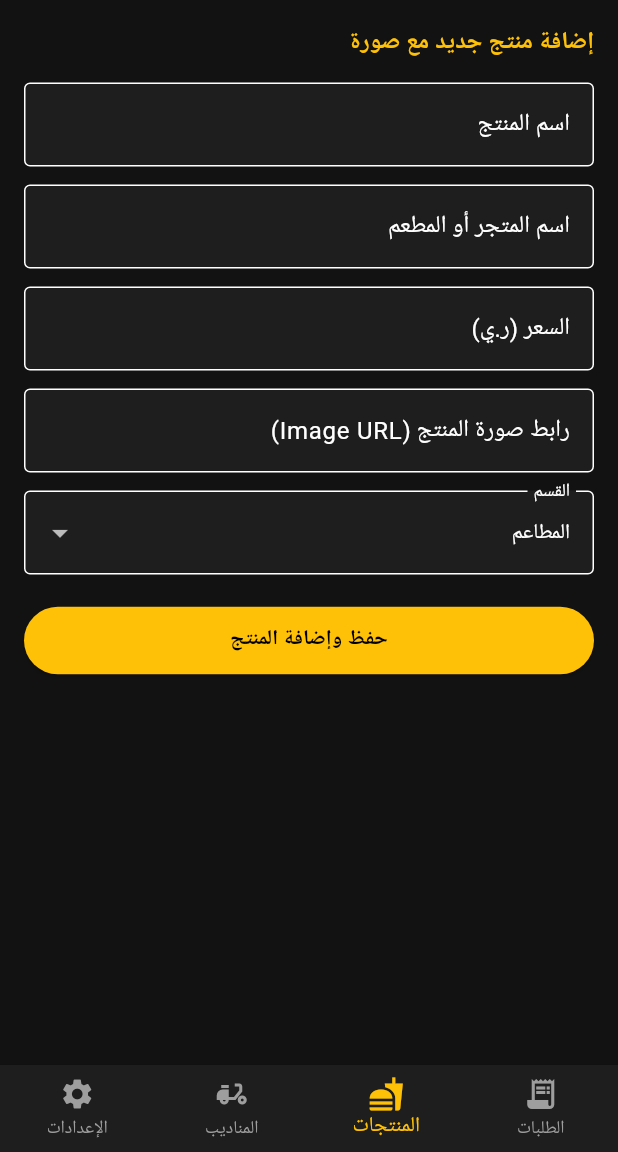
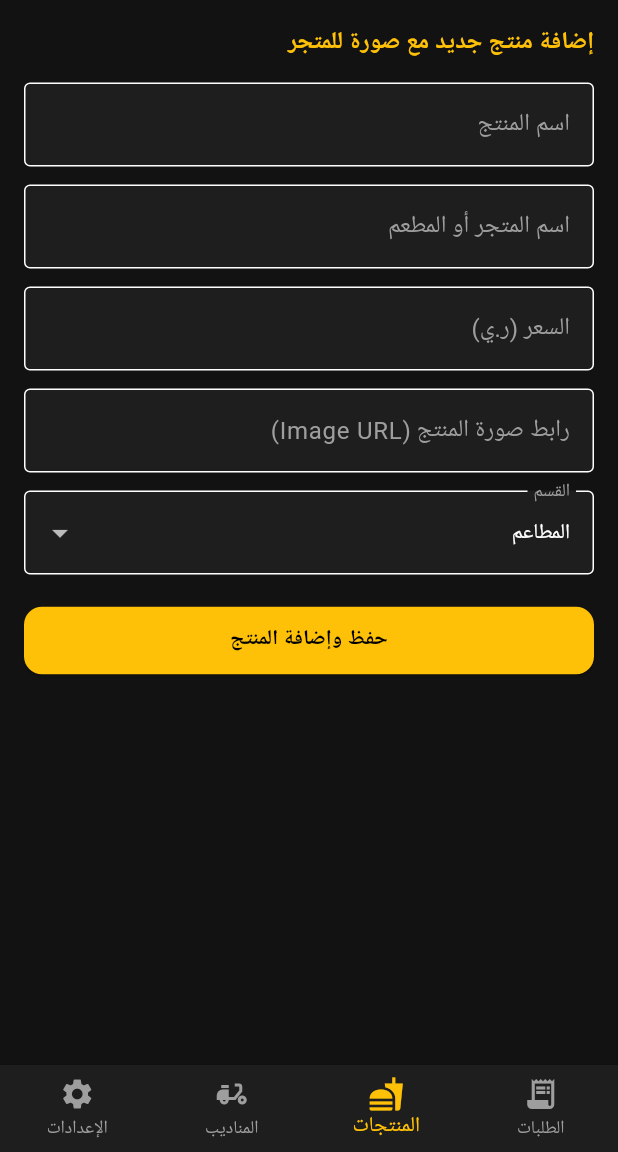
Before and after one commit to maee12341122-ship-it/Fast, a Flutter app: the AdminScreen screen opened directly, item 2 of the bottom bar chosen, after a tap on "حفظ وإضافة المنتج", on a phone screen of 412 x 824 dp, the part 84-1236 px from its top. Run offline on Flutter 3.47's test engine with Material 3 defaults, Android fonts, the phone set to English and light mode, and no system bars; our stand-ins replace flutter_map, geolocator, google_maps_flutter, latlong2, permission_handler, share_plus and 2 more; accounts and stored records are empty.

Commit message:
Update admin_screen.dart

```diff
--- a/Fast/lib/screens/admin_screen.dart
+++ b/Fast/lib/screens/admin_screen.dart
@@ -17,7 +17,7 @@ class _AdminScreenState extends State<AdminScreen> {
   final TextEditingController _productNameController = TextEditingController();
   final TextEditingController _restaurantNameController = TextEditingController();
   final TextEditingController _priceController = TextEditingController();
-  final TextEditingController _imageUrlController = TextEditingController(); // 👈 حقل صورة المنتج
+  final TextEditingController _imageUrlController = TextEditingController(); // 👈 حقل رابط صورة المنتج الجديد
   String _selectedCategory = 'المطاعم';
 
   final TextEditingController _courierNameController = TextEditingController();
@@ -32,7 +32,7 @@ class _AdminScreenState extends State<AdminScreen> {
     _productNameController.dispose();
     _restaurantNameController.dispose();
     _priceController.dispose();
-    _imageUrlController.dispose();
+    _imageUrlController.dispose(); // 👈 تنظيف وحدة التحكم للصورة
     _courierNameController.dispose();
     _courierPhoneController.dispose();
     _courierUsernameController.dispose();
@@ -120,12 +120,12 @@ class _AdminScreenState extends State<AdminScreen> {
         final arabicStatus = _getArabicStatus(rawStatus);
         final assignedCourier = order['assigned_courier']?.toString() ?? 'لم يتم التعيين';
 
-        // تفاصيل الدفع
+        // 👈 جلب بيانات طريقة الدفع ورقم الحساب لعرضها للمشرف
         final paymentMethod = order['payment_method'] ?? 'cash';
         final paymentAccount = order['payment_account'] ?? '';
         final paymentDisplay = paymentMethod == 'cash'
             ? '💵 نقداً عند الاستلام'
-            : '💳 محفظة إلكترونية ($paymentMethod) - الحساب: $paymentAccount';
+            : '💳 محفظة ($paymentMethod) - حساب: $paymentAccount';
 
         final bool isLocked = rawStatus != 'waitingForPricing' && rawStatus != 'pricingSentToCustomer';
 
@@ -170,42 +170,61 @@ class _AdminScreenState extends State<AdminScreen> {
                 const SizedBox(height: 4),
                 Text('💰 سعر المنتجات: ${order['products_total']} ر.ي', style: const TextStyle(color: Colors.white70, fontSize: 13)),
                 const SizedBox(height: 4),
-                // 👈 عرض طريقة الدفع للمشرف
+                // 👈 عرض طريقة الدفع للمشرف بوضوح
                 Container(
                   margin: const EdgeInsets.symmetric(vertical: 4),
                   padding: const EdgeInsets.all(6),
                   decoration: BoxDecoration(color: Colors.blueGrey.withOpacity(0.2), borderRadius: BorderRadius.circular(8)),
-                  child: Text('💳 طريقة الدفع: $paymentDisplay', style: const TextStyle(color: Colors.amberAccent, fontSize: 12, fontWeight: FontWeight.bold)),
+                  child: Text('طريقة الدفع: $paymentDisplay', style: const TextStyle(color: Colors.amberAccent, fontSize: 12, fontWeight: FontWeight.bold)),
                 ),
-                Text('🛵 المندوب الحالي: $assignedCourier', style: const TextStyle(color: Colors.white70, fontSize: 13)),
+                Text('🛵 المندوب الحالي: $assignedCourier', style: const TextStyle(color: Colors.amberAccent, fontSize: 13, fontWeight: FontWeight.bold)),
                 const SizedBox(height: 12),
 
                 Row(
                   children: [
                     Expanded(
                       child: ElevatedButton.icon(
-                        style: ElevatedButton.styleFrom(backgroundColor: Colors.blueGrey[800], foregroundColor: Colors.white),
+                        style: ElevatedButton.styleFrom(
+                          backgroundColor: Colors.blueGrey[800],
+                          foregroundColor: Colors.white,
+                          shape: RoundedRectangleBorder(borderRadius: BorderRadius.circular(10)),
+                        ),
                         icon: const Icon(Icons.chat, size: 16, color: Colors.amber),
                         label: const Text('شات العميل', style: TextStyle(fontSize: 12)),
                         onPressed: () {
-                          Navigator.push(context, MaterialPageRoute(builder: (_) => ChatScreen(orderId: orderId, userRole: 'admin', targetChat: 'admin_customer')));
+                          Navigator.push(
+                            context,
+                            MaterialPageRoute(
+                              builder: (_) => ChatScreen(orderId: orderId, userRole: 'admin', targetChat: 'admin_customer'),
+                            ),
+                          );
                         },
                       ),
                     ),
                     const SizedBox(width: 8),
                     Expanded(
                       child: ElevatedButton.icon(
-                        style: ElevatedButton.styleFrom(backgroundColor: Colors.indigo[900], foregroundColor: Colors.white),
+                        style: ElevatedButton.styleFrom(
+                          backgroundColor: Colors.indigo[900],
+                          foregroundColor: Colors.white,
+                          shape: RoundedRectangleBorder(borderRadius: BorderRadius.circular(10)),
+                        ),
                         icon: const Icon(Icons.delivery_dining, size: 16, color: Colors.amber),
                         label: const Text('شات المندوب', style: TextStyle(fontSize: 12)),
                         onPressed: () {
-                          Navigator.push(context, MaterialPageRoute(builder: (_) => ChatScreen(orderId: orderId, userRole: 'admin', targetChat: 'admin_courier')));
+                          Navigator.push(
+                            context,
+                            MaterialPageRoute(
+                              builder: (_) => ChatScreen(orderId: orderId, userRole: 'admin', targetChat: 'admin_courier'),
+                            ),
+                          );
                         },
                       ),
                     ),
                   ],
                 ),
                 const SizedBox(height: 14),
+
                 Row(
                   children: [
                     Expanded(
@@ -235,7 +254,9 @@ class _AdminScreenState extends State<AdminScreen> {
                           fillColor: const Color(0xFF121212),
                           border: const OutlineInputBorder(),
                         ),
-                        value: appState.couriers.any((c) => c['name'] == order['assigned_courier']) ? order['assigned_courier'] : null,
+                        value: appState.couriers.any((c) => c['name'] == order['assigned_courier'])
+                            ? order['assigned_courier']
+                            : null,
                         items: appState.couriers.map<DropdownMenuItem<String>>((courier) {
                           return DropdownMenuItem<String>(
                             value: courier['name'].toString(),
@@ -256,6 +277,7 @@ class _AdminScreenState extends State<AdminScreen> {
                   style: ElevatedButton.styleFrom(
                     backgroundColor: isLocked ? Colors.grey[800] : Colors.amber,
                     minimumSize: const Size(double.infinity, 44),
+                    shape: RoundedRectangleBorder(borderRadius: BorderRadius.circular(12)),
                   ),
                   onPressed: isLocked ? null : () {
                     final fee = double.tryParse(_feeControllers[orderId]?.text ?? '0') ?? 0.0;
@@ -285,22 +307,22 @@ class _AdminScreenState extends State<AdminScreen> {
       padding: const EdgeInsets.all(16.0),
       child: ListView(
         children: [
-          const Text('إضافة منتج جديد مع صورة', style: TextStyle(color: Colors.amber, fontSize: 16, fontWeight: FontWeight.bold)),
+          const Text('إضافة منتج جديد مع صورة للمتجر', style: TextStyle(color: Colors.amber, fontSize: 16, fontWeight: FontWeight.bold)),
           const SizedBox(height: 15),
-          TextField(controller: _productNameController, style: const TextStyle(color: Colors.white), decoration: const InputDecoration(labelText: 'اسم المنتج', filled: true, fillColor: Color(0xFF1E1E1E), border: OutlineInputBorder())),
+          TextField(controller: _productNameController, style: const TextStyle(color: Colors.white), decoration: const InputDecoration(labelText: 'اسم المنتج', labelStyle: TextStyle(color: Colors.grey), filled: true, fillColor: Color(0xFF1E1E1E), border: OutlineInputBorder())),
           const SizedBox(height: 12),
-          TextField(controller: _restaurantNameController, style: const TextStyle(color: Colors.white), decoration: const InputDecoration(labelText: 'اسم المتجر أو المطعم', filled: true, fillColor: Color(0xFF1E1E1E), border: OutlineInputBorder())),
+          TextField(controller: _restaurantNameController, style: const TextStyle(color: Colors.white), decoration: const InputDecoration(labelText: 'اسم المتجر أو المطعم', labelStyle: TextStyle(color: Colors.grey), filled: true, fillColor: Color(0xFF1E1E1E), border: OutlineInputBorder())),
           const SizedBox(height: 12),
-          TextField(controller: _priceController, keyboardType: TextInputType.number, style: const TextStyle(color: Colors.white), decoration: const InputDecoration(labelText: 'السعر (ر.ي)', filled: true, fillColor: Color(0xFF1E1E1E), border: OutlineInputBorder())),
+          TextField(controller: _priceController, keyboardType: TextInputType.number, style: const TextStyle(color: Colors.white), decoration: const InputDecoration(labelText: 'السعر (ر.ي)', labelStyle: TextStyle(color: Colors.grey), filled: true, fillColor: Color(0xFF1E1E1E), border: OutlineInputBorder())),
           const SizedBox(height: 12),
           // 👈 حقل رابط صورة المنتج الجديد
-          TextField(controller: _imageUrlController, style: const TextStyle(color: Colors.white), decoration: const InputDecoration(labelText: 'رابط صورة المنتج (Image URL)', filled: true, fillColor: Color(0xFF1E1E1E), border: OutlineInputBorder())),
+          TextField(controller: _imageUrlController, style: const TextStyle(color: Colors.white), decoration: const InputDecoration(labelText: 'رابط صورة المنتج (Image URL)', labelStyle: TextStyle(color: Colors.grey), filled: true, fillColor: Color(0xFF1E1E1E), border: OutlineInputBorder())),
           const SizedBox(height: 12),
           DropdownButtonFormField<String>(
             dropdownColor: const Color(0xFF1E1E1E),
             style: const TextStyle(color: Colors.white),
             value: _selectedCategory,
-            decoration: const InputDecoration(labelText: 'القسم', filled: true, fillColor: Color(0xFF1E1E1E), border: OutlineInputBorder()),
+            decoration: const InputDecoration(labelText: 'القسم', labelStyle: TextStyle(color: Colors.grey), filled: true, fillColor: Color(0xFF1E1E1E), border: OutlineInputBorder()),
             items: ['المطاعم', 'البقالات', 'الخضار والفواكه', 'الصيدلية الآمنة', 'هدايا واكسسوارات'].map((cat) {
               return DropdownMenuItem(value: cat, child: Text(cat, style: const TextStyle(color: Colors.white)));
             }).toList(),
@@ -308,7 +330,7 @@ class _AdminScreenState extends State<AdminScreen> {
           ),
           const SizedBox(height: 20),
           ElevatedButton(
-            style: ElevatedButton.styleFrom(backgroundColor: Colors.amber, minimumSize: const Size(double.infinity, 45)),
+            style: ElevatedButton.styleFrom(backgroundColor: Colors.amber, minimumSize: const Size(double.infinity, 45), shape: RoundedRectangleBorder(borderRadius: BorderRadius.circular(12))),
             onPressed: () {
               if (_productNameController.text.isNotEmpty && _priceController.text.isNotEmpty) {
                 final newProduct = ProductModel(
@@ -318,13 +340,13 @@ class _AdminScreenState extends State<AdminScreen> {
                   price: double.tryParse(_priceController.text) ?? 0.0,
                   category: _selectedCategory,
                   available: true,
-                  imageUrl: _imageUrlController.text.trim(), // 👈 تخزين رابط الصورة
+                  imageUrl: _imageUrlController.text.trim(), // 👈 حفظ رابط الصورة
                 );
                 appState.addProduct(newProduct);
                 _productNameController.clear();
                 _restaurantNameController.clear();
                 _priceController.clear();
-                _imageUrlController.clear();
+                _imageUrlController.clear(); // 👈 مسح حقل الصورة بعد الحفظ
                 ScaffoldMessenger.of(context).showSnackBar(const SnackBar(content: Text('تمت إضافة المنتج مع الصورة بنجاح! ✅')));
               }
             },
@@ -359,6 +381,7 @@ class _AdminScreenState extends State<AdminScreen> {
               return Card(
                 color: const Color(0xFF1E1E1E),
                 margin: const EdgeInsets.symmetric(vertical: 6),
+                shape: RoundedRectangleBorder(borderRadius: BorderRadius.circular(14), side: BorderSide(color: Colors.amber.withOpacity(0.3))),
                 child: Padding(
                   padding: const EdgeInsets.all(14.0),
                   child: Column(
@@ -371,13 +394,15 @@ class _AdminScreenState extends State<AdminScreen> {
                           Container(
                             padding: const EdgeInsets.symmetric(horizontal: 8, vertical: 4),
                             decoration: BoxDecoration(color: Colors.amber.withOpacity(0.2), borderRadius: BorderRadius.circular(8)),
-                            child: Text('العمولة: ${adminCommission.toStringAsFixed(0)} ر.ي', style: const TextStyle(color: Colors.amber, fontWeight: FontWeight.bold)),
+                            child: Text('العمولة: ${adminCommission.toStringAsFixed(0)} ر.ي', style: const TextStyle(color: Colors.amber, fontWeight: FontWeight.bold, fontSize: 13)),
                           ),
                         ],
                       ),
                       const Divider(color: Colors.white12),
+                      Text('📞 الهاتف: ${courier['phone'] ?? 'غير محدد'}', style: const TextStyle(color: Colors.white70, fontSize: 13)),
                       Text('📦 الطلبات المكتملة: $completedOrdersCount', style: const TextStyle(color: Colors.white70, fontSize: 13)),
                       Text('💰 إجمالي دخل التوصيل: ${totalDeliveryFees.toStringAsFixed(0)} ر.ي', style: const TextStyle(color: Colors.white70, fontSize: 13)),
+                      const SizedBox(height: 6),
                       Text('📌 المبلغ الواجب تسليمه للإدارة (20%): ${adminCommission.toStringAsFixed(0)} ر.ي', style: const TextStyle(color: Colors.greenAccent, fontWeight: FontWeight.bold, fontSize: 13)),
                     ],
                   ),
@@ -389,16 +414,16 @@ class _AdminScreenState extends State<AdminScreen> {
           const SizedBox(height: 10),
           const Text('إضافة مندوب توصيل جديد', style: TextStyle(color: Colors.amber, fontSize: 16, fontWeight: FontWeight.bold)),
           const SizedBox(height: 15),
-          TextField(controller: _courierNameController, style: const TextStyle(color: Colors.white), decoration: const InputDecoration(labelText: 'اسم المندوب الكامل', filled: true, fillColor: Color(0xFF1E1E1E), border: OutlineInputBorder())),
+          TextField(controller: _courierNameController, style: const TextStyle(color: Colors.white), decoration: const InputDecoration(labelText: 'اسم المندوب الكامل', labelStyle: TextStyle(color: Colors.grey), filled: true, fillColor: Color(0xFF1E1E1E), border: OutlineInputBorder())),
           const SizedBox(height: 12),
-          TextField(controller: _courierPhoneController, keyboardType: TextInputType.phone, style: const TextStyle(color: Colors.white), decoration: const InputDecoration(labelText: 'رقم الهاتف', filled: true, fillColor: Color(0xFF1E1E1E), border: OutlineInputBorder())),
+          TextField(controller: _courierPhoneController, keyboardType: TextInputType.phone, style: const TextStyle(color: Colors.white), decoration: const InputDecoration(labelText: 'رقم الهاتف', labelStyle: TextStyle(color: Colors.grey), filled: true, fillColor: Color(0xFF1E1E1E), border: OutlineInputBorder())),
           const SizedBox(height: 12),
-          TextField(controller: _courierUsernameController, style: const TextStyle(color: Colors.white), decoration: const InputDecoration(labelText: 'اسم المستخدم للدخول', filled: true, fillColor: Color(0xFF1E1E1E), border: OutlineInputBorder())),
+          TextField(controller: _courierUsernameController, style: const TextStyle(color: Colors.white), decoration: const InputDecoration(labelText: 'اسم المستخدم للدخول', labelStyle: TextStyle(color: Colors.grey), filled: true, fillColor: Color(0xFF1E1E1E), border: OutlineInputBorder())),
           const SizedBox(height: 12),
-          TextField(controller: _courierPasswordController, obscureText: true, style: const TextStyle(color: Colors.white), decoration: const InputDecoration(labelText: 'كلمة المرور', filled: true, fillColor: Color(0xFF1E1E1E), border: OutlineInputBorder())),
+          TextField(controller: _courierPasswordController, obscureText: true, style: const TextStyle(color: Colors.white), decoration: const InputDecoration(labelText: 'كلمة المرور', labelStyle: TextStyle(color: Colors.grey), filled: true, fillColor: Color(0xFF1E1E1E), border: OutlineInputBorder())),
           const SizedBox(height: 20),
           ElevatedButton(
-            style: ElevatedButton.styleFrom(backgroundColor: Colors.amber, minimumSize: const Size(double.infinity, 45)),
+            style: ElevatedButton.styleFrom(backgroundColor: Colors.amber, minimumSize: const Size(double.infinity, 45), shape: RoundedRectangleBorder(borderRadius: BorderRadius.circular(12))),
             onPressed: () {
               if (_courierNameController.text.isNotEmpty && _courierUsernameController.text.isNotEmpty) {
                 appState.addCourier(_courierNameController.text, _courierPhoneController.text, _courierUsernameController.text, _courierPasswordController.text);
@@ -427,17 +452,17 @@ class _AdminScreenState extends State<AdminScreen> {
         children: [
           const Text('إعدادات أوقات الدوام الرسمي للمتجر', style: TextStyle(color: Colors.amber, fontSize: 16, fontWeight: FontWeight.bold)),
           const SizedBox(height: 15),
-          TextField(controller: startController, keyboardType: TextInputType.number, style: const TextStyle(color: Colors.white), decoration: const InputDecoration(labelText: 'ساعة الفتح', filled: true, fillColor: Color(0xFF1E1E1E), border: OutlineInputBorder())),
+          TextField(controller: startController, keyboardType: TextInputType.number, style: const TextStyle(color: Colors.white), decoration: const InputDecoration(labelText: 'ساعة الفتح', labelStyle: TextStyle(color: Colors.grey), filled: true, fillColor: Color(0xFF1E1E1E), border: OutlineInputBorder())),
           const SizedBox(height: 12),
-          TextField(controller: endController, keyboardType: TextInputType.number, style: const TextStyle(color: Colors.white), decoration: const InputDecoration(labelText: 'ساعة الإغلاق', filled: true, fillColor: Color(0xFF1E1E1E), border: OutlineInputBorder())),
+          TextField(controller: endController, keyboardType: TextInputType.number, style: const TextStyle(color: Colors.white), decoration: const InputDecoration(labelText: 'ساعة الإغلاق', labelStyle: TextStyle(color: Colors.grey), filled: true, fillColor: Color(0xFF1E1E1E), border: OutlineInputBorder())),
           const SizedBox(height: 20),
           ElevatedButton(
-            style: ElevatedButton.styleFrom(backgroundColor: Colors.amber, minimumSize: const Size(double.infinity, 45)),
+            style: ElevatedButton.styleFrom(backgroundColor: Colors.amber, minimumSize: const Size(double.infinity, 45), shape: RoundedRectangleBorder(borderRadius: BorderRadius.circular(12))),
             onPressed: () {
               final start = int.tryParse(startController.text) ?? 8;
               final end = int.tryParse(endController.text) ?? 24;
               appState.updateStoreSettings(start, end);
-              ScaffoldMessenger.of(context).showSnackBar(const SnackBar(content: Text('تم تحديث أوقات الدوام بنجاح! ✅')));
+              ScaffoldMessenger.of(context).showSnackBar(const SnackBar(content: Text('تم تحديث أوقات الدوام وحفظها سحابياً بنجاح! ✅')));
             },
             child: const Text('حفظ وتحديث أوقات الدوام', style: TextStyle(color: Colors.black, fontWeight: FontWeight.bold)),
           ),
```
